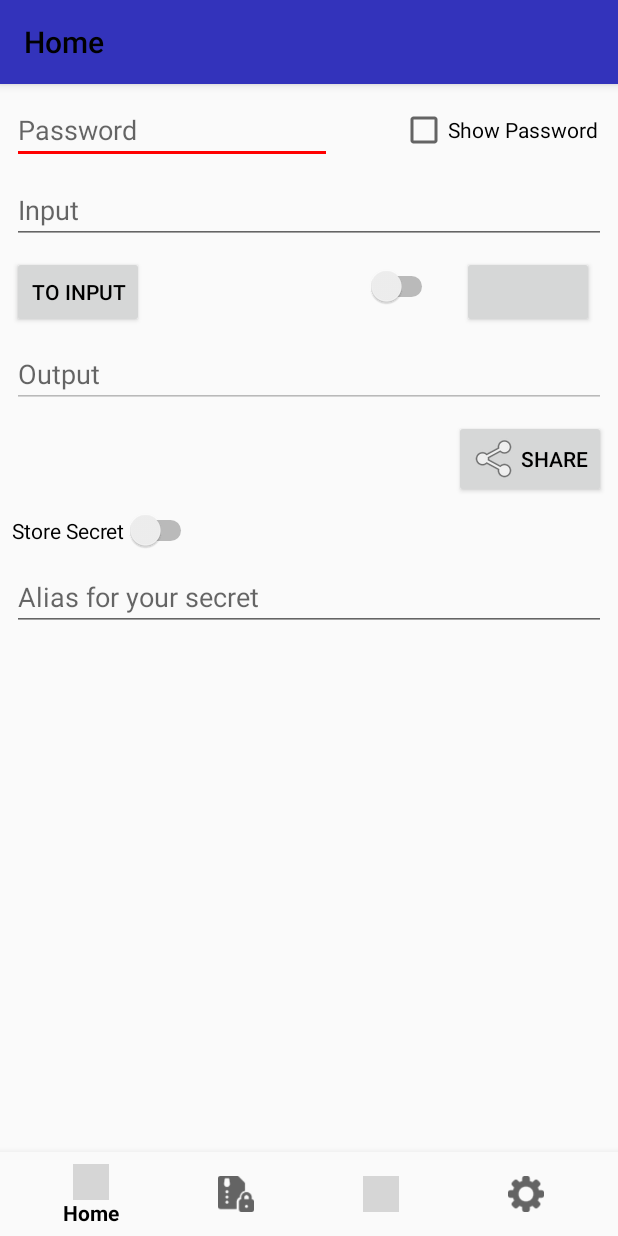
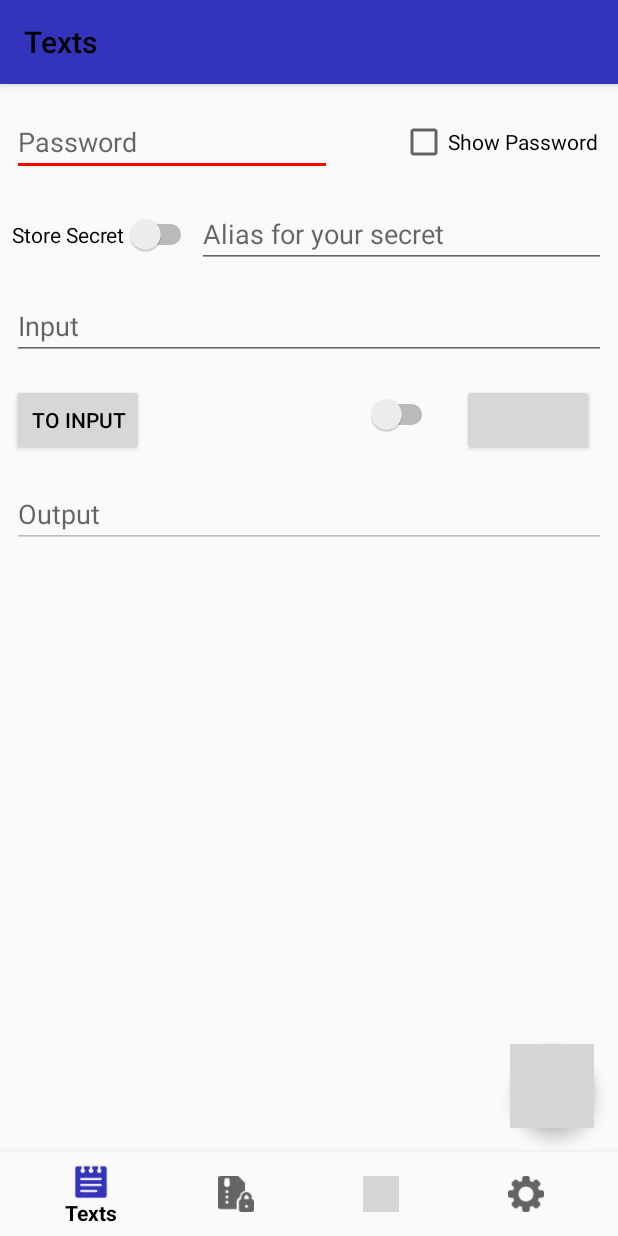
Before and after one commit to miguelromeral/SecretManager, an Android app: the screen it shows after launch (MainActivity), on a phone screen of 412 x 824 dp. Run offline under Robolectric (Android 15) with nearby library versions, the phone set to English and light mode, and no system bars; our stand-ins replace Room's generated code, androidx.preference, data binding, navigation-ui; libraries missing offline, so code that uses them is left out: androidx.databinding.library, org.bouncycastle.jce, org.bouncycastle.util; 6 statements that could not run were skipped; grey boxes are pictures that could not be loaded.

Commit message:
Added FAB in Home Fragment to share the output

```diff
--- a/app/src/main/java/es/miguelromeral/secretmanager/ui/fragments/HomeFragment.kt
+++ b/app/src/main/java/es/miguelromeral/secretmanager/ui/fragments/HomeFragment.kt
@@ -47,7 +47,7 @@ class HomeFragment : Fragment() {
         item = viewModel.item
         binding.item = item
 
-        binding.bShareOutput.setOnClickListener{view ->
+        binding.floatingActionButton.setOnClickListener{view ->
             if(item.output.isNotEmpty()) {
                 shareContentText(view.context, item.output)
             }else{
--- a/app/src/main/res/layout/fragment_home.xml
+++ b/app/src/main/res/layout/fragment_home.xml
@@ -16,9 +16,17 @@
             type="es.miguelromeral.secretmanager.ui.models.TextItem" />
     </data>
 
+
+    <FrameLayout
+        android:layout_width="match_parent"
+        android:layout_height="match_parent">
+
+
 <ScrollView
     android:layout_height="match_parent"
     android:layout_width="match_parent">
+
+
 
         <androidx.constraintlayout.widget.ConstraintLayout
             android:layout_width="match_parent"
@@ -30,7 +38,7 @@
                 android:layout_width="match_parent"
                 android:layout_height="wrap_content"
                 android:layout_marginStart="8dp"
-        android:layout_marginTop="8dp"
+                android:layout_marginTop="16dp"
                 android:layout_marginEnd="8dp"
                 app:layout_constraintEnd_toEndOf="parent"
                 app:layout_constraintStart_toStartOf="parent"
@@ -42,13 +50,13 @@
                 android:layout_width="match_parent"
                 android:layout_height="0dp"
                 android:layout_marginStart="8dp"
-        android:layout_marginTop="8dp"
+                android:layout_marginTop="16dp"
                 android:layout_marginEnd="8dp"
+                app:layout_constraintEnd_toEndOf="parent"
                 app:layout_constraintHeight_max="200sp"
                 app:layout_constraintHeight_min="36dp"
-        app:layout_constraintEnd_toEndOf="parent"
                 app:layout_constraintStart_toStartOf="parent"
-        app:layout_constraintTop_toBottomOf="@+id/password_layout">
+                app:layout_constraintTop_toBottomOf="@id/store_layout">
 
                 <androidx.constraintlayout.widget.ConstraintLayout
                     android:layout_width="match_parent"
@@ -60,13 +68,13 @@
                         android:layout_height="wrap_content"
                         android:ems="10"
                         android:hint="Input"
-                tools:text="1\n2\n3\n4\n5\n6\n7\n8\n9\n10\n11\n12\n13\n14"
                         android:inputType="textCapSentences|textMultiLine"
                         android:text="@={item.input}"
                         app:layout_constraintBottom_toBottomOf="parent"
                         app:layout_constraintEnd_toEndOf="parent"
                         app:layout_constraintStart_toStartOf="parent"
-                app:layout_constraintTop_toTopOf="parent" />
+                        app:layout_constraintTop_toTopOf="parent"
+                        tools:text="1\n2\n3\n4\n5\n6\n7\n8\n9\n10\n11\n12\n13\n14" />
 
 
                 </androidx.constraintlayout.widget.ConstraintLayout>
@@ -79,9 +87,10 @@
                 android:layout_width="0dp"
                 android:layout_height="wrap_content"
                 android:layout_marginStart="8dp"
-        android:layout_marginTop="8dp"
+                android:layout_marginTop="16dp"
                 android:layout_marginEnd="8dp"
 
+                android:layout_marginBottom="80dp"
                 android:ems="10"
                 android:enabled="false"
                 android:hint="Output"
@@ -89,34 +98,24 @@
                 android:overScrollMode="ifContentScrolls"
                 android:singleLine="false"
                 android:text="@={item.output}"
+                app:layout_constraintBottom_toBottomOf="parent"
                 app:layout_constraintEnd_toEndOf="parent"
                 app:layout_constraintHorizontal_bias="0.0"
                 app:layout_constraintStart_toStartOf="parent"
                 app:layout_constraintTop_toBottomOf="@+id/execute_button"
                 tools:text="asaaaaaaaaaaaaaaaaaaaaaaaaaaaaaaaddddddddddddddddddddddddedad" />
 
-    <Button
-        android:id="@+id/bShareOutput"
-        android:layout_width="wrap_content"
-        android:layout_height="wrap_content"
-        android:layout_marginTop="8dp"
-        android:layout_marginEnd="8dp"
-        android:drawableStart="@android:drawable/ic_menu_share"
-        android:text="SHARE"
-        app:layout_constraintEnd_toEndOf="parent"
-        app:layout_constraintTop_toBottomOf="@+id/etOutput" />
-
             <include
                 android:id="@+id/execute_button"
                 layout="@layout/execute_button"
                 android:layout_width="wrap_content"
                 android:layout_height="wrap_content"
-        android:layout_marginTop="8dp"
+                android:layout_marginTop="16dp"
                 android:layout_marginEnd="8dp"
                 app:layout_constraintEnd_toEndOf="parent"
                 app:layout_constraintTop_toBottomOf="@+id/scroll_input"
                 bind:checker="@={item.decrypt}"
-        bind:enableButton="@{item.ready}"/>
+                bind:enableButton="@{item.ready}" />
 
             <Button
                 android:id="@+id/bExchange"
@@ -137,18 +136,41 @@
                 android:layout_width="match_parent"
                 android:layout_height="wrap_content"
                 android:layout_marginStart="8dp"
-        android:layout_marginTop="8dp"
+                android:layout_marginTop="16dp"
                 android:layout_marginEnd="8dp"
                 app:layout_constraintEnd_toEndOf="parent"
                 app:layout_constraintStart_toStartOf="parent"
-        app:layout_constraintTop_toBottomOf="@+id/bShareOutput"
+                app:layout_constraintTop_toBottomOf="@+id/password_layout"
+                bind:alias="@={item.alias}"
                 bind:show="@{!item.decrypt}"
-        bind:alias="@={item.alias}"
                 bind:store="@={item.store}" />
 
+
+
+
         </androidx.constraintlayout.widget.ConstraintLayout>
+
+
+
+
 
 </ScrollView>
 
 
+        <com.google.android.material.floatingactionbutton.FloatingActionButton
+            android:id="@+id/floatingActionButton"
+            android:layout_width="wrap_content"
+            android:layout_height="wrap_content"
+            android:layout_marginEnd="16dp"
+            android:layout_marginBottom="16dp"
+            android:clickable="true"
+            android:layout_gravity="end|bottom"
+            android:focusable="true"
+            android:src="@drawable/share"
+            app:layout_constraintBottom_toBottomOf="parent"
+            app:layout_constraintEnd_toEndOf="parent" />
+
+    </FrameLayout>
+
+
 </layout>
--- a/app/src/main/res/layout/item_secret.xml
+++ b/app/src/main/res/layout/item_secret.xml
@@ -69,22 +69,6 @@
             app:layout_constraintTop_toBottomOf="@+id/tvDate"
             tools:text="asdfgemire/dsadee=dddddddddddddddddddddddddddddddddddddddddddddddddddddddddddddddddddddddddddddddddddasdasdasd" />
 
-<!--
-        <com.google.android.material.floatingactionbutton.FloatingActionButton
-            android:id="@+id/floatingActionButton"
-            android:layout_width="32sp"
-            android:layout_height="32sp"
-            android:layout_marginTop="8dp"
-            android:layout_marginEnd="8dp"
-            android:layout_marginBottom="8dp"
-            android:clickable="true"
-            android:onClick="@{() -> removeListener.onClick(item) }"
-            android:src="@drawable/trash"
-            app:layout_constraintBottom_toBottomOf="parent"
-            app:layout_constraintEnd_toEndOf="parent"
-            app:layout_constraintTop_toTopOf="parent" />
--->
-
         <ImageView
             android:id="@+id/tvThreeDots"
             style="@style/IconTheme"
--- a/app/src/main/res/layout/store_secret.xml
+++ b/app/src/main/res/layout/store_secret.xml
@@ -21,32 +21,33 @@
 
     <androidx.constraintlayout.widget.ConstraintLayout
         android:layout_width="match_parent"
-        android:layout_height="match_parent"
+        android:layout_height="wrap_content"
         android:visibility="@{show ? View.VISIBLE : View.GONE}">
 
 
         <Switch
             android:id="@+id/swStore"
-            android:checked="@={store}"
             android:layout_width="wrap_content"
             android:layout_height="wrap_content"
+            android:checked="@={store}"
             android:text="Store Secret"
+            app:layout_constraintBottom_toBottomOf="@+id/etAlias"
             app:layout_constraintStart_toStartOf="parent"
-            app:layout_constraintTop_toTopOf="parent" />
+            app:layout_constraintTop_toTopOf="@+id/etAlias" />
 
         <EditText
-            android:visibility="@{store ? View.VISIBLE : View.GONE}"
             android:id="@+id/etAlias"
             android:layout_width="0dp"
             android:layout_height="wrap_content"
-            android:layout_marginTop="8dp"
             android:ems="10"
-            android:text="@={alias}"
             android:hint="Alias for your secret"
             android:inputType="textPersonName"
+            android:text="@={alias}"
+            android:visibility="@{store ? View.VISIBLE : View.GONE}"
+            app:layout_constraintBottom_toBottomOf="parent"
             app:layout_constraintEnd_toEndOf="parent"
-            app:layout_constraintStart_toStartOf="parent"
-            app:layout_constraintTop_toBottomOf="@id/swStore" />
+            app:layout_constraintStart_toEndOf="@+id/swStore"
+            app:layout_constraintTop_toTopOf="parent" />
     </androidx.constraintlayout.widget.ConstraintLayout>
 
 </layout>
--- a/app/src/main/res/menu/bottom_nav_menu.xml
+++ b/app/src/main/res/menu/bottom_nav_menu.xml
@@ -3,7 +3,7 @@
 
     <item
         android:id="@+id/navigation_home"
-        android:icon="@drawable/house"
+        android:icon="@drawable/notes"
         android:title="@string/title_home" />
 
     <item
--- a/app/src/main/res/menu/options_secrets.xml
+++ b/app/src/main/res/menu/options_secrets.xml
@@ -6,7 +6,7 @@
 
     <item android:title="Search"
         android:id="@+id/action_search"
-        android:icon="@android:drawable/ic_menu_search"
+        android:icon="@drawable/search"
         app:showAsAction="ifRoom|collapseActionView"
         app:actionViewClass="androidx.appcompat.widget.SearchView"
         />
--- a/app/src/main/res/values/strings.xml
+++ b/app/src/main/res/values/strings.xml
@@ -1,6 +1,6 @@
 <resources>
     <string name="app_name">Secret Manager</string>
-    <string name="title_home">Home</string>
+    <string name="title_home">Texts</string>
     <string name="title_dashboard">Files</string>
     <string name="title_secrets">Secrets</string>
 
```
Also changed, not shown: app/src/main/res/drawable-v24/search.png (added), app/src/main/res/drawable/notes.png (added). Lines whose indentation alone changed are shown as unchanged.
